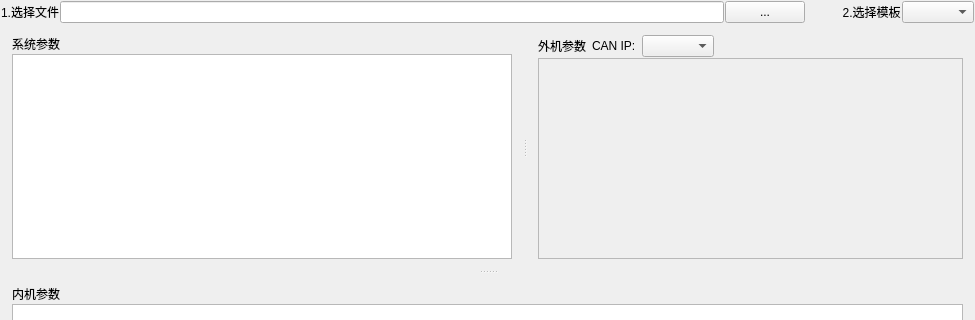
Above: MainWidget.ui from czyt1988/tmp_exchange before the change; both pictures show x 0 to 975 and y 0 to 320 of the 975 by 548 pixel window. Below: the same form after it.
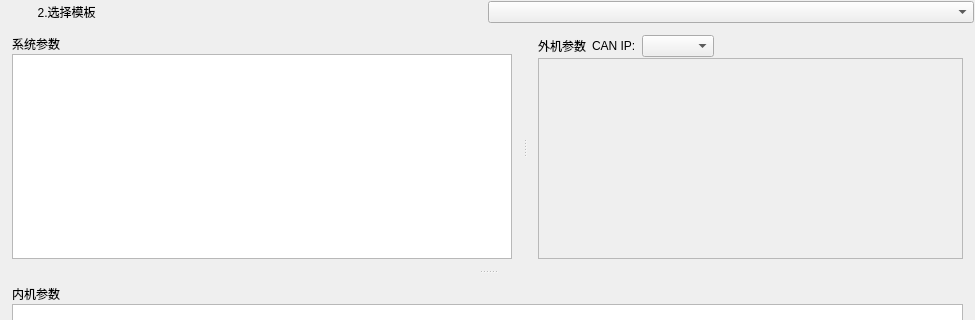
That is the form after the change. Icons and pictures are not drawn.

```diff
--- a/MainWidget.ui
+++ b/MainWidget.ui
@@ -34,23 +34,6 @@
      <property name="spacing">
       <number>1</number>
      </property>
-     <item>
-      <widget class="QLabel" name="label">
-       <property name="text">
-        <string>1.选择文件</string>
-       </property>
-      </widget>
-     </item>
-     <item>
-      <widget class="QLineEdit" name="lineEdit"/>
-     </item>
-     <item>
-      <widget class="QPushButton" name="pushButtonBrower">
-       <property name="text">
-        <string>...</string>
-       </property>
-      </widget>
-     </item>
      <item>
       <widget class="QLabel" name="label_2">
        <property name="text">
```
Left out of the diff: 4 changed lines with no effect on the pictures.
